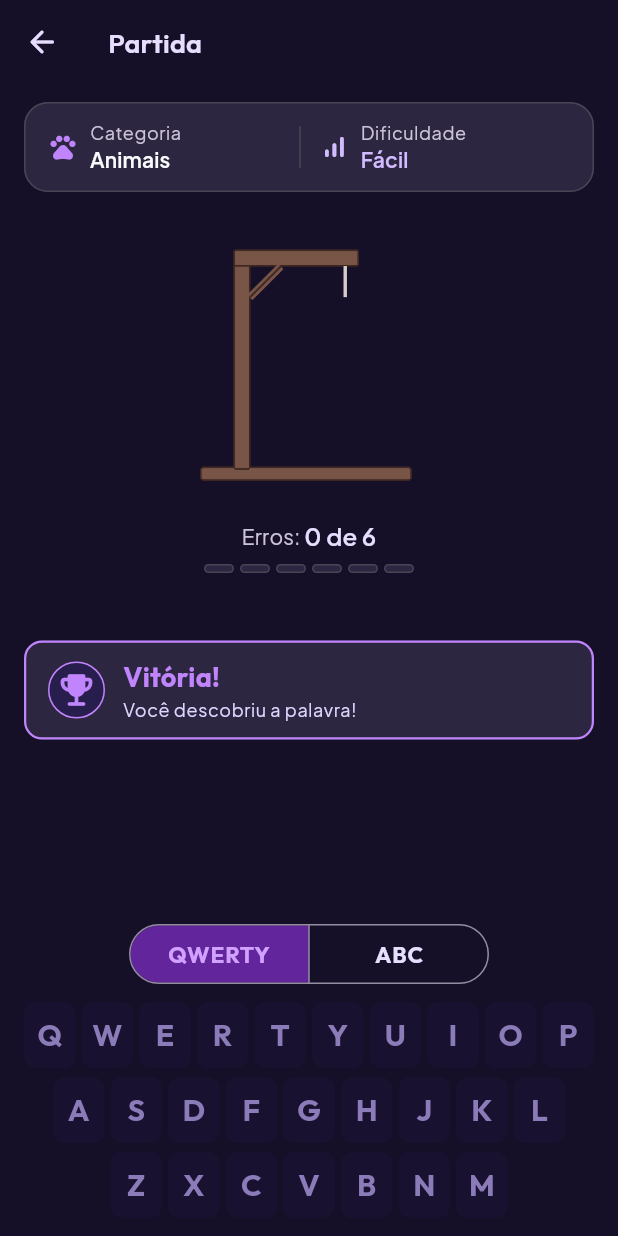
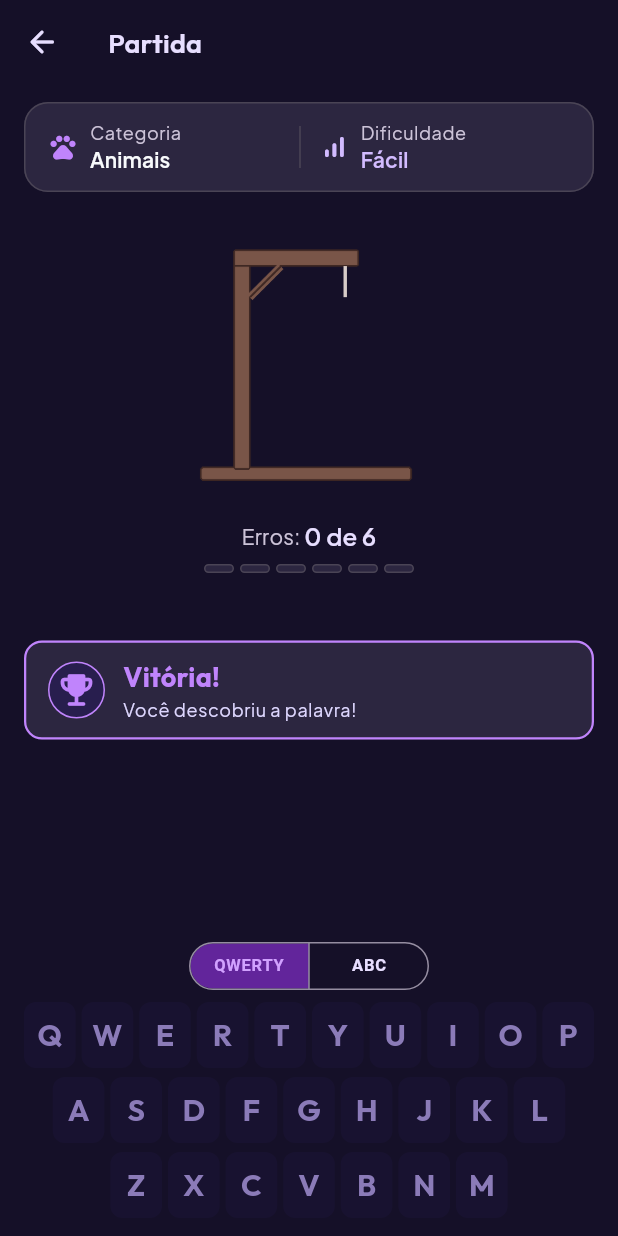
Before and after one commit to ericSilvaP/avaliacao_pg_mobile_flutter_01, a Flutter app: the GameScreen screen opened directly with empty values, on a phone screen of 412 x 824 dp. Run offline on Flutter 3.47's test engine with Material 3 defaults, Android fonts, the phone set to English and light mode, and no system bars.

Commit message:
feat(game): compact keyboard layout selector size and typography

```diff
--- a/lib/features/game/presentation/widgets/letter_keyboard.dart
+++ b/lib/features/game/presentation/widgets/letter_keyboard.dart
@@ -68,8 +68,19 @@ class _LetterKeyboardState extends State<LetterKeyboard> {
           Padding(
             padding: const EdgeInsets.only(bottom: AppSpacing.sm),
             child: SizedBox(
-              width: 240,
+              width: 160,
+              height: 32,
               child: SegmentedButton<KeyboardLayout>(
+                style: SegmentedButton.styleFrom(
+                  visualDensity: VisualDensity.compact,
+                  tapTargetSize: MaterialTapTargetSize.shrinkWrap,
+                  padding: EdgeInsets.zero,
+                  textStyle: const TextStyle(
+                    fontSize: 11,
+                    fontWeight: FontWeight.w600,
+                    letterSpacing: 0.5,
+                  ),
+                ),
                 showSelectedIcon: false,
                 expandedInsets: EdgeInsets.zero,
                 segments: [
```
Also changed, not shown: 1 other file.
